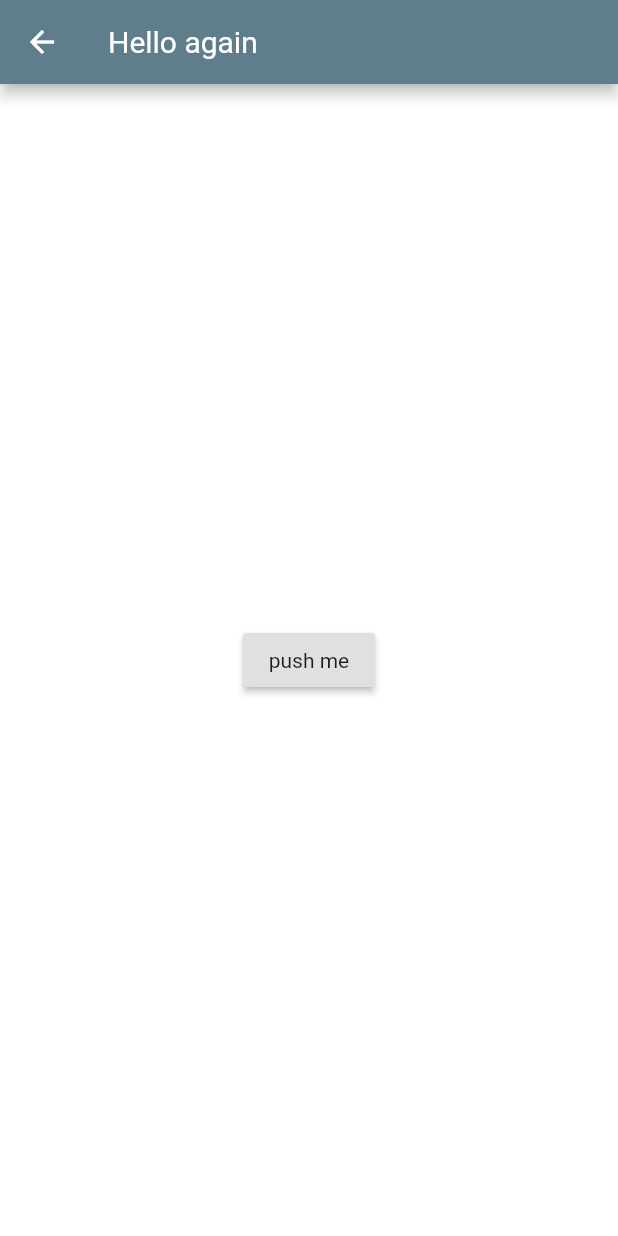
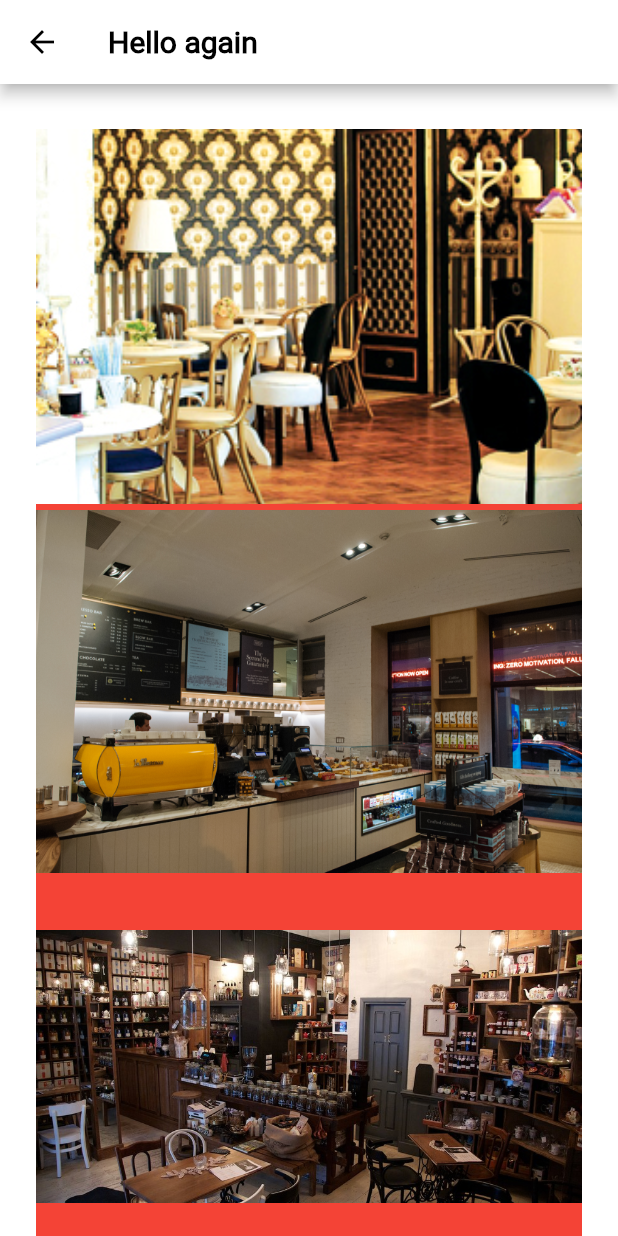
Before and after one commit to HyugaTeam/HyugaApp, a Flutter app: the SecondPage screen opened by its route, on a phone screen of 412 x 824 dp. Run offline on Flutter 3.47's test engine with Material 2 defaults, Android fonts, the phone set to English and light mode, and no system bars.

Commit message:
List for the Locals on the SecondPage - Stable Version

```diff
--- a/lib/widgets/Second_Page.dart
+++ b/lib/widgets/Second_Page.dart
@@ -1,4 +1,6 @@
 import 'package:flutter/material.dart';
+import 'package:hyuga_app/globals/Global_Variables.dart';
+import 'package:hyuga_app/locals/local.dart';
 
 class SecondPage extends StatefulWidget {
   @override
@@ -10,25 +12,54 @@ class _SecondPageState extends State<SecondPage> {
   @override
   Widget build(BuildContext context) {
     return Scaffold(
-      backgroundColor: Colors.white,
+      backgroundColor: Theme.of(context).backgroundColor,
       appBar: AppBar(
-        backgroundColor: Colors.blueGrey,
+        iconTheme: IconThemeData(color: Theme.of(context).accentColor),
+        backgroundColor: Theme.of(context).backgroundColor,
         title: Text(
-          "Hello again"
+          "Hello again",
+          style: TextStyle(
+            color: Theme.of(context).accentColor,
+            fontWeight: FontWeight.bold
+          ),
         ),
       ),
-      body: Center(
-        child: Container(
-          child: RaisedButton(
-            onPressed:(){
-              Navigator.pop(context);
-              },
-            child: Text(
-              'push me'
-              ),
-            ),
-         ),
-      )
+      body: Container(
+          padding: EdgeInsets.only(
+            top: 30,
+            left: 8,
+            right: 8
+          ),
+          child: ListView.builder(
+            itemCount: localsList[selectedWhere].length,
+            itemBuilder: (BuildContext contex, int index)  {
+              return MaterialButton(
+                onPressed:(){
+                  //Navigator.pop(context);
+                },
+                child: Container(
+                  //padding: EdgeInsets.all(20),
+                  height: 250,
+                  width: 380,
+                  decoration: BoxDecoration(
+                    color: Colors.red,
+                    image: DecorationImage(
+                      fit: BoxFit.fitWidth,
+                      image: AssetImage(
+                          localsList[selectedWhere][index].imageUrl
+                      )
+                    ),
+                  ),
+                  child: Column(
+                    children: <Widget>[
+
+                        ],
+                    )
+                  ),
+                );
+              }
+            )
+        ),
     );
   }
 }
```
Also changed, not shown: lib/locals/local.dart (+45 -9 lines), lib/main.dart (+6 -5 lines), pubspec.yaml (+10 -3 lines), assets/images/cameradinfata.jpg (added), assets/images/carucubere.jpg (added), assets/images/hanuberarilor.jpg (added), assets/images/hanuluimanuc.jpg (renamed from assets/images/HanulLuiManuc.jpg), assets/images/kulturhaus.jpg (added), assets/images/secondcup.jpg (added), assets/images/silverchurch.jpg (added).
